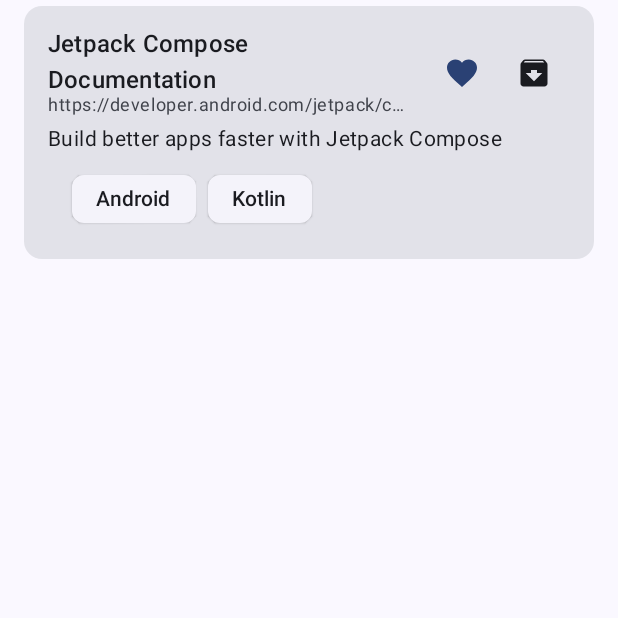
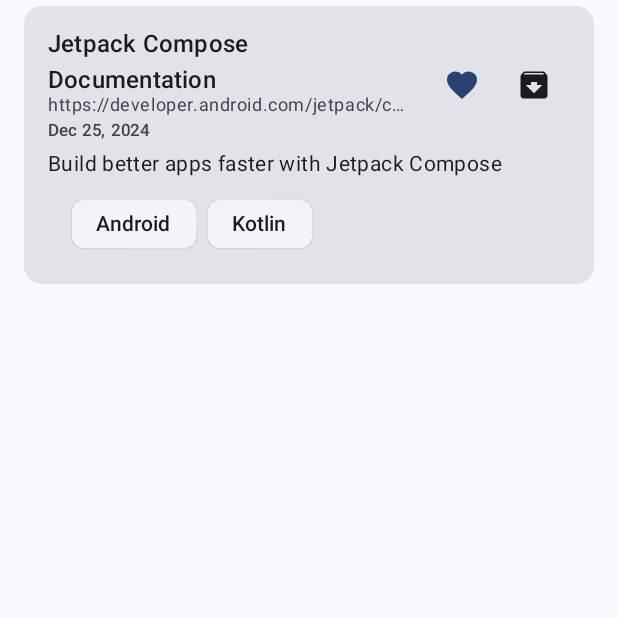
Before and after one commit to Vainyala17/linkstack, an Android app built with Jetpack Compose: the composable LinkItem called with sample values from the repository, on a phone screen of 412 x 824 dp, the top half of it. Run offline under Robolectric (Android 15) with nearby library versions, the phone set to English and light mode, and no system bars.

Commit message:
Add grouping home links by date

```diff
--- a/app/src/main/java/com/hp77/linkstash/presentation/components/LinkItem.kt
+++ b/app/src/main/java/com/hp77/linkstash/presentation/components/LinkItem.kt
@@ -24,6 +24,9 @@ import androidx.compose.ui.Modifier
 import androidx.compose.ui.text.style.TextOverflow
 import androidx.compose.ui.unit.dp
 import com.hp77.linkstash.domain.model.Link
+import java.text.SimpleDateFormat
+import java.util.Date
+import java.util.Locale
 
 @OptIn(ExperimentalMaterial3Api::class)
 @Composable
@@ -65,6 +68,13 @@ fun LinkItem(
                             overflow = TextOverflow.Ellipsis
                         )
                     }
+
+                    Text(
+                        text = SimpleDateFormat("MMM d, yyyy", Locale.getDefault()).format(Date(link.createdAt)),
+                        style = MaterialTheme.typography.labelSmall,
+                        color = MaterialTheme.colorScheme.onSurfaceVariant,
+                        modifier = Modifier.padding(top = 4.dp)
+                    )
                 }
 
                 Spacer(modifier = Modifier.width(8.dp))
```
Also changed, not shown: app/src/main/java/com/hp77/linkstash/presentation/home/HomeScreen.kt (+24 -2 lines).
